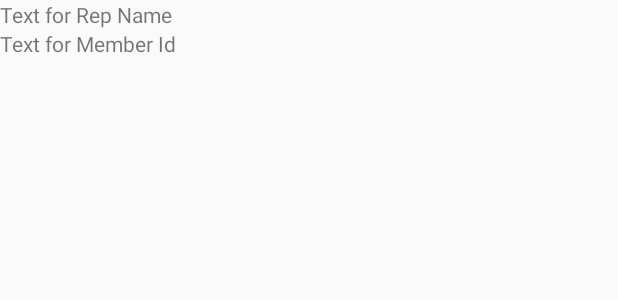
After one commit to PioneerX1/RepTracker, an Android app: the layout fragment_rep_detail.xml on its own in the app's theme, with its tools: preview values and no code run, on a phone screen of 412 x 824 dp. The commit adds this screen. Shown: the top 300 px of the screen. Run offline under Robolectric (Android 15) with nearby library versions, the phone set to English and light mode, and no system bars; network calls fail.

Commit message:
add RepDetailFragment java code to wrap the chose rep in a parcel and unwrap to display

```diff
--- /dev/null
+++ b/app/src/main/res/layout/fragment_rep_detail.xml
@@ -0,0 +1,30 @@
+<FrameLayout xmlns:android="http://schemas.android.com/apk/res/android"
+    xmlns:tools="http://schemas.android.com/tools"
+    android:layout_width="match_parent"
+    android:layout_height="match_parent"
+    tools:context="com.pioneerx1.reptracker.ui.RepDetailFragment">
+
+    <!-- TODO: Update blank fragment layout -->
+
+    <LinearLayout
+        android:layout_width="match_parent"
+        android:layout_height="match_parent"
+        android:orientation="vertical"
+        >
+
+        <TextView
+            android:layout_width="wrap_content"
+            android:layout_height="wrap_content"
+            android:id="@+id/repDetailNameTextView"
+            android:text="Text for Rep Name"
+            />
+
+        <TextView
+            android:id="@+id/repDetailMemberIdTextView"
+            android:layout_width="wrap_content"
+            android:layout_height="wrap_content"
+            android:text="Text for Member Id" />
+
+    </LinearLayout>
+
+</FrameLayout>
--- a/app/src/main/res/values/strings.xml
+++ b/app/src/main/res/values/strings.xml
@@ -1,3 +1,6 @@
 <resources>
     <string name="app_name">RepTracker</string>
+
+    <!-- TODO: Remove or change this placeholder text -->
+    <string name="hello_blank_fragment">Hello blank fragment</string>
 </resources>
```
Also changed, not shown: app/src/main/java/com/pioneerx1/reptracker/ui/RepDetailFragment.java (added, +57 -0 lines), 1 other file.
